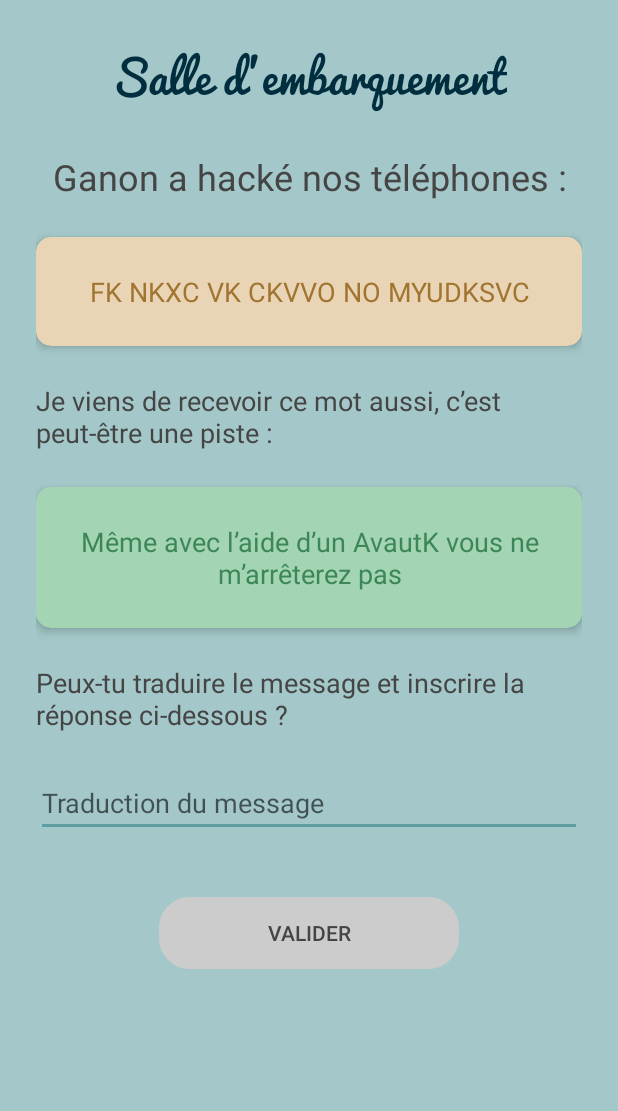
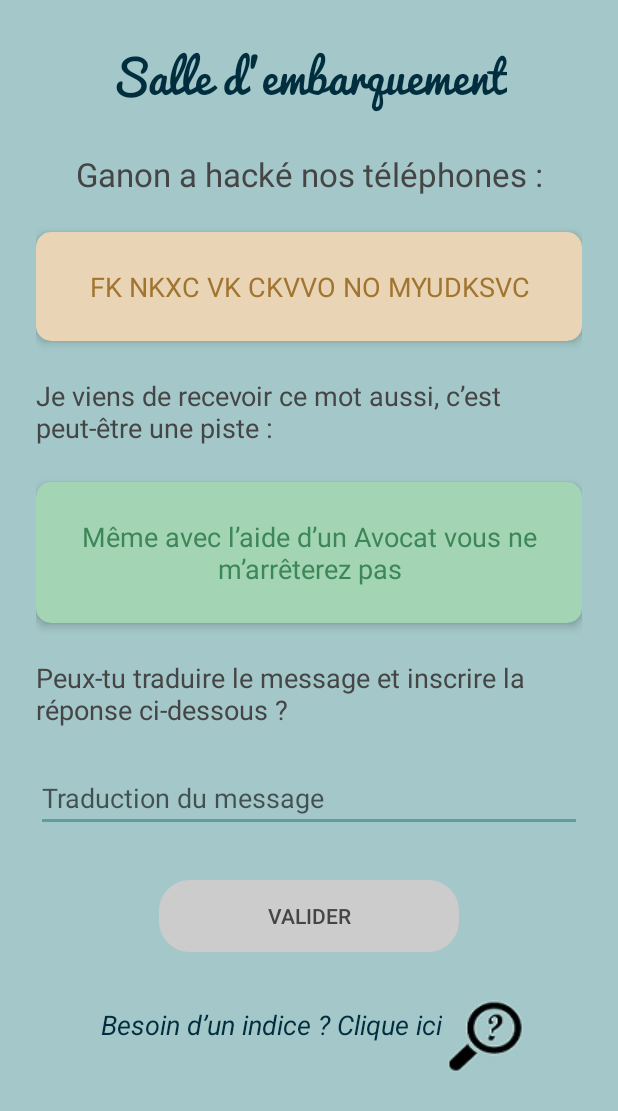
Before and after one commit to PaulineKlein/enigmariage, an Android app: the SalleEmbarquementThreeActivity screen opened directly, with no data from a screen before it, on a phone screen of 412 x 824 dp. Shown: the top 1111 px of the screen. Run offline under Robolectric (Android 15) with nearby library versions, the phone set to English and light mode, and no system bars.

Commit message:
add clues and player time

```diff
--- a/app/src/main/java/com/pklein/mariage/presentation/introduction/PasswordActivity.kt
+++ b/app/src/main/java/com/pklein/mariage/presentation/introduction/PasswordActivity.kt
@@ -3,19 +3,17 @@ package com.pklein.mariage.presentation.introduction
 import android.content.Intent
 import android.os.Bundle
 import com.pklein.mariage.R
-import com.pklein.mariage.data.PlayerViewModel
-import com.pklein.mariage.presentation.LAST_ACTIVITY_LAUNCH
 import com.pklein.mariage.presentation.QuestionActivity
-import com.pklein.mariage.presentation.salleCoktails.SalleCoktailsFourActivity
+import com.pklein.mariage.utils.SharedPreferenceStored
 import com.pklein.mariage.utils.extension.formatAnswer
 import com.pklein.mariage.utils.uiUtils.Alerts
 import com.pklein.mariage.utils.uiUtils.PopinType
-import kotlinx.android.synthetic.main.activity_add_player.*
 import kotlinx.android.synthetic.main.activity_question.*
 
 class PasswordActivity : QuestionActivity() {
     override fun onCreate(savedInstanceState: Bundle?) {
         super.onCreate(savedInstanceState)
+        SharedPreferenceStored.resetPreference()
 
         tv_question_titre?.text = getString(R.string.password_titre)
         tv_question_message?.text = getString(R.string.password_message)
--- a/app/src/main/java/com/pklein/mariage/presentation/salleCoktails/SalleCoktailsTwoActivity.kt
+++ b/app/src/main/java/com/pklein/mariage/presentation/salleCoktails/SalleCoktailsTwoActivity.kt
@@ -2,6 +2,7 @@ package com.pklein.mariage.presentation.salleCoktails
 
 import android.content.Intent
 import android.os.Bundle
+import android.view.View
 import com.pklein.mariage.R
 import com.pklein.mariage.data.PlayerViewModel
 import com.pklein.mariage.presentation.LAST_ACTIVITY_LAUNCH
@@ -16,6 +17,10 @@ class SalleCoktailsTwoActivity : QuestionActivity() {
         PlayerViewModel.storePage(LAST_ACTIVITY_LAUNCH.SALLE_COKTAIL_2)
         tv_question_titre?.text = getString(R.string.coktail_one_titre)
         tv_question_message?.text = getString(R.string.coktail_two_message)
+        layout_indice?.visibility = View.VISIBLE
+        layout_indice?.setOnClickListener {
+            Alerts.showClue(this, getString(R.string.coktail_two_message_indice))
+        }
     }
 
     override fun onValidateCLicked(response: String) {
--- a/app/src/main/java/com/pklein/mariage/presentation/salleEmbarquement/SalleEmbarquementThreeActivity.kt
+++ b/app/src/main/java/com/pklein/mariage/presentation/salleEmbarquement/SalleEmbarquementThreeActivity.kt
@@ -11,7 +11,6 @@ import com.pklein.mariage.utils.extension.formatAnswer
 import com.pklein.mariage.utils.uiUtils.Alerts
 import com.pklein.mariage.utils.uiUtils.CheckEmptyTextWatcher
 import com.pklein.mariage.utils.uiUtils.CheckEmptyTextWatcherListener
-import com.pklein.mariage.utils.uiUtils.PopinType
 import kotlinx.android.synthetic.main.activity_salle_embarquement_three.*
 
 class SalleEmbarquementThreeActivity : AppCompatActivity(), CheckEmptyTextWatcherListener {
@@ -24,12 +23,16 @@ class SalleEmbarquementThreeActivity : AppCompatActivity(), CheckEmptyTextWatche
         button_embarquement_three?.setOnClickListener {
             onValidateCLicked(et_embarquement_three_answer?.text.toString())
         }
+
+        layout_indice?.setOnClickListener {
+            Alerts.showClue(this, getString(R.string.embarquement_three_clue))
+        }
     }
 
     private fun onValidateCLicked(response: String) {
         if (response.formatAnswer() == "va dans la salle de coktails" || response == "1") {
             // todo enlever la reponse à 1
-            Alerts.showSuccess(this,::launchNext)
+            Alerts.showSuccess(this, ::launchNext)
         } else {
             Alerts.showError(this)
         }
--- a/app/src/main/res/layout/activity_salle_embarquement_three.xml
+++ b/app/src/main/res/layout/activity_salle_embarquement_three.xml
@@ -17,17 +17,16 @@
             android:text="@string/embarquement_one_titre"
             app:layout_constraintEnd_toEndOf="parent"
             app:layout_constraintStart_toStartOf="parent"
-            app:layout_constraintTop_toTopOf="parent"
-            />
+            app:layout_constraintTop_toTopOf="parent" />
 
         <TextView
             android:id="@+id/tv_embarquement_three_message_1"
             style="@style/Body_big"
             android:layout_width="wrap_content"
             android:layout_height="wrap_content"
+            android:layout_marginTop="@dimen/margin_24"
             android:text="@string/embarquement_three_message_1"
             android:textAlignment="center"
-            android:layout_marginTop="@dimen/margin_24"
             app:layout_constraintBottom_toTopOf="@+id/tv_embarquement_three_enigme"
             app:layout_constraintEnd_toEndOf="parent"
             app:layout_constraintStart_toStartOf="parent"
@@ -120,13 +119,24 @@
             style="@style/button"
             android:layout_width="@dimen/button_width"
             android:layout_height="wrap_content"
-            android:layout_marginTop="@dimen/margin_40"
+            android:layout_marginTop="@dimen/margin_32"
             android:enabled="false"
             android:text="@string/valider"
-            app:layout_constraintBottom_toBottomOf="parent"
+            app:layout_constraintBottom_toTopOf="@+id/layout_indice"
             app:layout_constraintEnd_toEndOf="parent"
             app:layout_constraintStart_toStartOf="parent"
             app:layout_constraintTop_toBottomOf="@+id/et_embarquement_three_answer" />
 
+        <include
+            android:id="@+id/layout_indice"
+            layout="@layout/indice"
+            android:layout_width="wrap_content"
+            android:layout_height="wrap_content"
+            android:layout_marginTop="@dimen/margin_32"
+            app:layout_constraintBottom_toBottomOf="parent"
+            app:layout_constraintEnd_toEndOf="parent"
+            app:layout_constraintStart_toStartOf="parent"
+            app:layout_constraintTop_toBottomOf="@+id/button_embarquement_three" />
+
     </androidx.constraintlayout.widget.ConstraintLayout>
 </androidx.core.widget.NestedScrollView>
--- /dev/null
+++ b/app/src/main/res/layout/indice.xml
@@ -0,0 +1,21 @@
+<?xml version="1.0" encoding="utf-8"?>
+<androidx.appcompat.widget.LinearLayoutCompat xmlns:android="http://schemas.android.com/apk/res/android"
+    android:id="@+id/layout_indice"
+    android:layout_width="match_parent"
+    android:layout_height="match_parent"
+    android:orientation="horizontal">
+
+    <TextView
+        style="@style/Body_link"
+        android:layout_margin="@dimen/margin_4"
+        android:layout_width="wrap_content"
+        android:layout_height="wrap_content"
+        android:layout_marginTop="@dimen/margin_24"
+        android:text="@string/indice" />
+
+    <androidx.appcompat.widget.AppCompatImageView
+        android:layout_width="wrap_content"
+        android:layout_height="wrap_content"
+        android:src="@drawable/image_loupe" />
+
+</androidx.appcompat.widget.LinearLayoutCompat>
--- a/app/src/main/res/values/strings.xml
+++ b/app/src/main/res/values/strings.xml
@@ -26,9 +26,12 @@
     <string name="adrien">Adrien</string>
     <string name="erreur">Ce n’est pas la bonne réponse, réessaye</string>
     <string name="bonne_reponse">Bravo %s, tu as trouvé !</string>
+    <string name="indice">Besoin d’un indice ? Clique ici</string>
     <string name="popup_new_game">Si vous continuer, vous perdrez votre avancée dans le jeu, souhaitez vous continuer ?</string>
     <string name="password_titre">Attention</string>
-    <string name="password_message">Ce jeu est réservé aux invités du mariage, pour continuer donnez le lieu où se déroule la cérémonie</string>
+    <string name="password_message">Ce jeu est réservé aux invités du mariage.
+
+Pour continuer, donnez le lieu où se déroule la cérémonie :</string>
     <string name="introduction_titre">Point sur la situation</string>
     <string name="introduction_top">Le maléfique Ganondorf, jaloux de la fête sur le bateau souhaite se venger de ne pas avoir été invité.
         Il cherche à créer un Elixir réduisant toute vie humaine à l’état de playmobile …</string>
@@ -57,7 +60,10 @@
     <string name="embarquement_three_enigme">FK NKXC VK CKVVO NO MYUDKSVC</string>
     <string name="embarquement_three_message_1">Ganon a hacké nos téléphones :</string>
     <string name="embarquement_three_message_2">Je viens de recevoir ce mot aussi, c’est peut-être une piste :</string>
-    <string name="embarquement_three_help">Même avec l’aide d’un AvautK vous ne m’arrêterez pas</string>
+    <string name="embarquement_three_help">Même avec l’aide d’un Avocat vous ne m’arrêterez pas</string>
+    <string name="embarquement_three_clue">Avocat peut aussi se lire :
+
+A vaut K</string>
     <string name="embarquement_three_question">Peux-tu traduire le message et inscrire la réponse ci-dessous ?</string>
     <string name="embarquement_three_reponse_hint">Traduction du message</string>
     <string name="faire_part_titre">"Vol de Faire Part"</string>
@@ -78,8 +84,10 @@
     <string name="faire_part_kanji_symbole_a">"Le prénom rappelle celui d'un empereur Romain. C'est aussi le saint protecteur des soldats. Avec une passion comme le karaté, ce kanji était fait pour lui !"</string>
     <string name="coktail_one_titre">"Salle des Coktails"</string>
     <string name="coktail_one_message">"Il doit bien avoir un indice quelque part dans cette pièce ? Cherche de nouveau son empreinte et inscrit le nombre vu dessus :"</string>
-    <string name="coktail_two_message">"2010, c'est notre année de rencontre à Télécom, mais à quelle ville correspond la photo juste à côté ?
-C'est la ville de notre école :"</string>
+    <string name="coktail_two_message">"2010, c'est notre année de rencontre à Télécom !
+
+A quelle ville correspond la photo juste à côté ?"</string>
+    <string name="coktail_two_message_indice">"C'est la ville de notre école Télécom, précisée sur notre site internet"</string>
     <string name="coktail_three_message">"Essayerait-il de cacher son élixir sous forme de coktail ?
 
 Quelle couleur est typique de Saint Étienne ? C'est peut-être un indice"</string>
@@ -87,8 +95,9 @@ Quelle couleur est typique de Saint Étienne ? C'est peut-être un indice"</stri
 
 Peut-être qu'on trouvera un des ingrédients à noter ici :"</string>
     <string name="coktail_five_message">"Où peut-il bien trouver du jus de cactus ? Rappelons-nous qu'il vient du monde d'Hyrule. Il a du en ramener d'une de ces régions, à ton avis laquelle ?"</string>
-    <string name="coktail_six_message">"Dans ce désert, le peuple Gerudo a du lui donner un contenant pour transporter son jus de cactus. Quel est-il ?
-Indice : c'est un anagramme de Gerudo"</string>
+    <string name="coktail_six_message">"Dans ce désert, le peuple Gerudo a du lui donner un contenant pour transporter son jus de cactus.
+
+Quel est-il ? Indice : c'est un anagramme de Gerudo"</string>
     <string name="coktail_seven_message_1">"Une Gourde, en voilà une ! On dirait qu'une recette est écrite dessus, mais incomplète :"</string>
     <string name="coktail_seven_message_2">"Il manque encore 3 ingrédients, Où les trouver ?"</string>
     <string name="coktail_seven_message_3">"Cette énigme nous indiquera peut-être la prochaine salle à fouiller ?"</string>
--- a/app/src/main/res/values/styles.xml
+++ b/app/src/main/res/values/styles.xml
@@ -38,7 +38,7 @@
     </style>
 
     <style name="Body_big">
-        <item name="android:textSize">24sp</item>
+        <item name="android:textSize">22sp</item>
         <item name="android:textColor">@color/text</item>
     </style>
 
```
Also changed, not shown: app/src/main/java/com/pklein/mariage/presentation/introduction/IntroductionActivity.kt (+9 -7 lines), app/src/main/java/com/pklein/mariage/utils/SharedPreferenceStored.kt (+25 -5 lines), app/src/main/java/com/pklein/mariage/utils/uiUtils/Alerts.kt (+23 -6 lines), app/src/main/res/layout/activity_question.xml (+12 -1 lines), app/src/main/res/layout/popup_clue.xml (added, +34 -0 lines), app/src/main/res/drawable/image_loupe.jpg (added).
